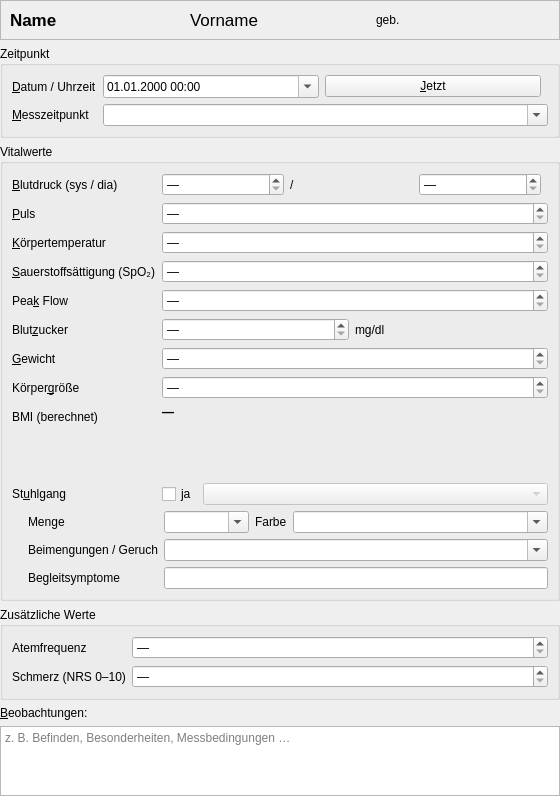
mbergmann-sh/VitaParms, file forms/vitalform.ui: the form before one commit.
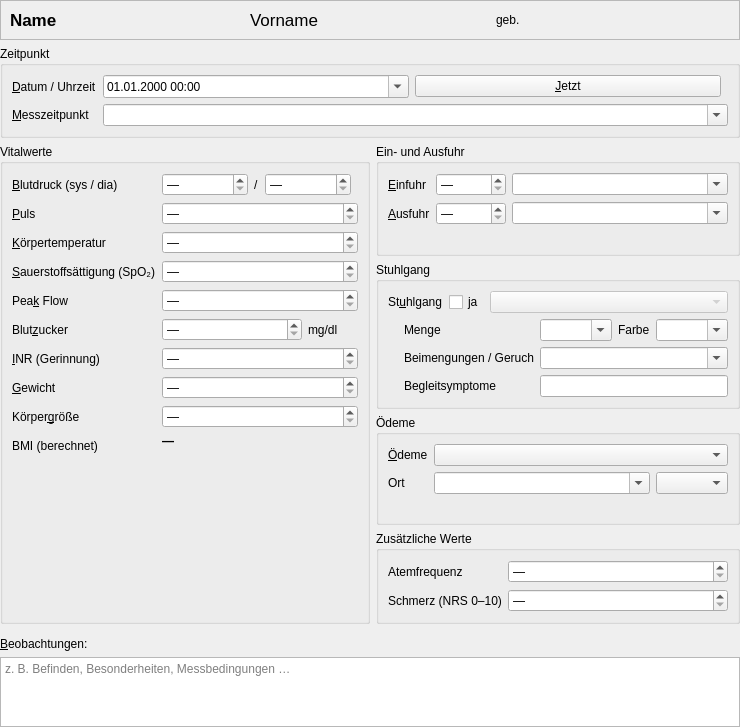
The form after the commit.

```diff
--- a/forms/vitalform.ui
+++ b/forms/vitalform.ui
@@ -101,6 +101,10 @@
     </widget>
    </item>
    <item>
+    <layout class="QHBoxLayout" name="columnsRow">
+     <item>
+      <layout class="QVBoxLayout" name="leftColumn">
+         <item>
     <widget class="QGroupBox" name="valuesGroup">
      <property name="title"><string>Vitalwerte</string></property>
      <layout class="QFormLayout" name="valuesForm">
@@ -234,12 +238,28 @@
        </layout>
       </item>
       <item row="6" column="0">
+             <widget class="QLabel" name="inrLabel">
+              <property name="text"><string>&amp;INR (Gerinnung)</string></property>
+              <property name="buddy"><cstring>inrSpin</cstring></property>
+             </widget>
+            </item>
+            <item row="6" column="1">
+             <widget class="QDoubleSpinBox" name="inrSpin">
+              <property name="toolTip"><string>Gerinnungswert INR (z. B. bei Marcumar/Phenprocoumon) – Selbstmessung oder Laborwert</string></property>
+              <property name="specialValueText"><string>—</string></property>
+              <property name="decimals"><number>1</number></property>
+              <property name="minimum"><double>0.000000000000000</double></property>
+              <property name="maximum"><double>12.000000000000000</double></property>
+              <property name="singleStep"><double>0.100000000000000</double></property>
+             </widget>
+            </item>
+            <item row="7" column="0">
        <widget class="QLabel" name="weightLabel">
         <property name="text"><string>&amp;Gewicht</string></property>
         <property name="buddy"><cstring>weightSpin</cstring></property>
        </widget>
       </item>
-      <item row="6" column="1">
+            <item row="7" column="1">
        <widget class="QDoubleSpinBox" name="weightSpin">
         <property name="specialValueText"><string>—</string></property>
         <property name="suffix"><string> kg</string></property>
@@ -249,13 +269,13 @@
         <property name="singleStep"><double>0.100000000000000</double></property>
        </widget>
       </item>
-      <item row="7" column="0">
+            <item row="8" column="0">
        <widget class="QLabel" name="heightLabel">
         <property name="text"><string>Körper&amp;größe</string></property>
         <property name="buddy"><cstring>heightSpin</cstring></property>
        </widget>
       </item>
-      <item row="7" column="1">
+            <item row="8" column="1">
        <widget class="QDoubleSpinBox" name="heightSpin">
         <property name="specialValueText"><string>—</string></property>
         <property name="suffix"><string> cm</string></property>
@@ -265,12 +285,12 @@
         <property name="toolTip"><string>Leer lassen: für den BMI wird die zuletzt erfasste Größe verwendet.</string></property>
        </widget>
       </item>
-      <item row="8" column="0">
+            <item row="9" column="0">
        <widget class="QLabel" name="bmiLabel">
         <property name="text"><string>BMI (berechnet)</string></property>
        </widget>
       </item>
-      <item row="8" column="1">
+            <item row="9" column="1">
        <layout class="QVBoxLayout" name="bmiColumn">
         <item>
          <widget class="QLabel" name="bmiValueLabel">
@@ -288,13 +308,91 @@
         </item>
        </layout>
       </item>
-      <item row="9" column="0">
+           </layout>
+          </widget>
+         </item>
+       <item>
+        <spacer name="leftStretch"><property name="orientation"><enum>Qt::Vertical</enum></property></spacer>
+       </item>
+      </layout>
+     </item>
+     <item>
+      <layout class="QVBoxLayout" name="rightColumn">
+
+       <item>
+          <widget class="QGroupBox" name="fluidGroup">
+           <property name="title"><string>Ein- und Ausfuhr</string></property>
+           <layout class="QFormLayout" name="fluidForm">
+            <item row="0" column="0">
+             <widget class="QLabel" name="fluidInLabel">
+              <property name="text"><string>&amp;Einfuhr</string></property>
+              <property name="buddy"><cstring>fluidInSpin</cstring></property>
+             </widget>
+            </item>
+            <item row="0" column="1">
+             <layout class="QHBoxLayout" name="fluidInRow">
+              <item>
+               <widget class="QSpinBox" name="fluidInSpin">
+                <property name="toolTip"><string>Getrunkene oder zugeführte Menge in ml</string></property>
+                <property name="specialValueText"><string>—</string></property>
+                <property name="suffix"><string> ml</string></property>
+                <property name="maximum"><number>5000</number></property>
+                <property name="singleStep"><number>50</number></property>
+               </widget>
+              </item>
+              <item>
+               <widget class="QComboBox" name="fluidInKindCombo">
+                <property name="editable"><bool>true</bool></property>
+                <property name="sizePolicy"><sizepolicy hsizetype="Expanding" vsizetype="Fixed"><horstretch>1</horstretch><verstretch>0</verstretch></sizepolicy></property>
+               </widget>
+              </item>
+             </layout>
+            </item>
+            <item row="1" column="0">
+             <widget class="QLabel" name="fluidOutLabel">
+              <property name="text"><string>&amp;Ausfuhr</string></property>
+              <property name="buddy"><cstring>fluidOutSpin</cstring></property>
+             </widget>
+            </item>
+            <item row="1" column="1">
+             <layout class="QHBoxLayout" name="fluidOutRow">
+              <item>
+               <widget class="QSpinBox" name="fluidOutSpin">
+                <property name="toolTip"><string>Ausgeschiedene Menge in ml (z. B. Urin im Messbecher)</string></property>
+                <property name="specialValueText"><string>—</string></property>
+                <property name="suffix"><string> ml</string></property>
+                <property name="maximum"><number>5000</number></property>
+                <property name="singleStep"><number>50</number></property>
+               </widget>
+              </item>
+              <item>
+               <widget class="QComboBox" name="fluidOutKindCombo">
+                <property name="editable"><bool>true</bool></property>
+                <property name="sizePolicy"><sizepolicy hsizetype="Expanding" vsizetype="Fixed"><horstretch>1</horstretch><verstretch>0</verstretch></sizepolicy></property>
+               </widget>
+              </item>
+             </layout>
+            </item>
+            <item row="2" column="0" colspan="2">
+             <widget class="QLabel" name="fluidInfoLabel">
+              <property name="wordWrap"><bool>true</bool></property>
+              <property name="styleSheet"><string notr="true">font-size: 8.5pt;</string></property>
+             </widget>
+            </item>
+           </layout>
+          </widget>
+       </item>
+       <item>
+          <widget class="QGroupBox" name="stoolGroup">
+           <property name="title"><string>Stuhlgang</string></property>
+           <layout class="QFormLayout" name="stoolForm">
+            <item row="0" column="0">
        <widget class="QLabel" name="stoolLabel">
         <property name="text"><string>St&amp;uhlgang</string></property>
         <property name="buddy"><cstring>stoolCheck</cstring></property>
        </widget>
       </item>
-      <item row="9" column="1">
+            <item row="0" column="1">
        <layout class="QHBoxLayout" name="stoolRow">
         <item>
          <widget class="QCheckBox" name="stoolCheck">
@@ -313,7 +411,7 @@
         </item>
        </layout>
       </item>
-      <item row="10" column="0" colspan="2">
+            <item row="1" column="0" colspan="2">
        <widget class="QWidget" name="stoolDetails">
         <layout class="QGridLayout" name="stoolDetailsGrid" columnstretch="0,1,0,3">
          <property name="leftMargin"><number>16</number></property>
@@ -373,6 +471,49 @@
      </layout>
     </widget>
    </item>
+       <item>
+          <widget class="QGroupBox" name="edemaGroup">
+           <property name="title"><string>Ödeme</string></property>
+           <layout class="QFormLayout" name="edemaForm">
+            <item row="0" column="0">
+             <widget class="QLabel" name="edemaLabel">
+              <property name="text"><string>&amp;Ödeme</string></property>
+              <property name="buddy"><cstring>edemaCombo</cstring></property>
+             </widget>
+            </item>
+            <item row="0" column="1">
+             <widget class="QComboBox" name="edemaCombo">
+              <property name="toolTip"><string>Einige Sekunden mit dem Finger drücken (z. B. am Schienbein) und die Delle beurteilen</string></property>
+             </widget>
+            </item>
+            <item row="1" column="0">
+             <widget class="QLabel" name="edemaSiteLabel">
+              <property name="text"><string>Ort</string></property>
+              <property name="buddy"><cstring>edemaSiteCombo</cstring></property>
+             </widget>
+            </item>
+            <item row="1" column="1">
+             <layout class="QHBoxLayout" name="edemaSiteRow">
+              <item>
+               <widget class="QComboBox" name="edemaSiteCombo">
+                <property name="editable"><bool>true</bool></property>
+                <property name="sizePolicy"><sizepolicy hsizetype="Expanding" vsizetype="Fixed"><horstretch>2</horstretch><verstretch>0</verstretch></sizepolicy></property>
+               </widget>
+              </item>
+              <item>
+               <widget class="QComboBox" name="edemaSideCombo"/>
+              </item>
+             </layout>
+            </item>
+            <item row="2" column="0" colspan="2">
+             <widget class="QLabel" name="edemaInfoLabel">
+              <property name="wordWrap"><bool>true</bool></property>
+              <property name="styleSheet"><string notr="true">font-size: 8.5pt;</string></property>
+             </widget>
+            </item>
+           </layout>
+          </widget>
+       </item>
    <item>
     <widget class="QGroupBox" name="additionalGroup">
      <property name="title"><string>Zusätzliche Werte</string></property>
@@ -410,6 +551,13 @@
     </widget>
    </item>
    <item>
+        <spacer name="rightStretch"><property name="orientation"><enum>Qt::Vertical</enum></property></spacer>
+       </item>
+      </layout>
+     </item>
+    </layout>
+   </item>
+   <item>
     <widget class="QLabel" name="observationsLabel">
      <property name="text"><string>&amp;Beobachtungen:</string></property>
      <property name="buddy"><cstring>observationsEdit</cstring></property>
```
Left out of the diff: 10 changed lines with no effect on the pictures. Lines whose indentation alone changed are shown as unchanged.
